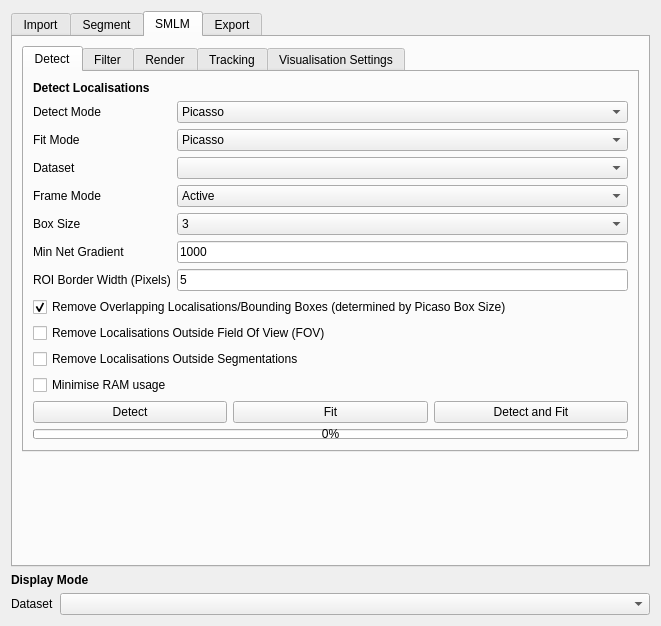
The window that src/moltrack/GUI/widget_ui.ui (piedrro/napari-moltrack) describes before a commit, drawn with Qt 5.
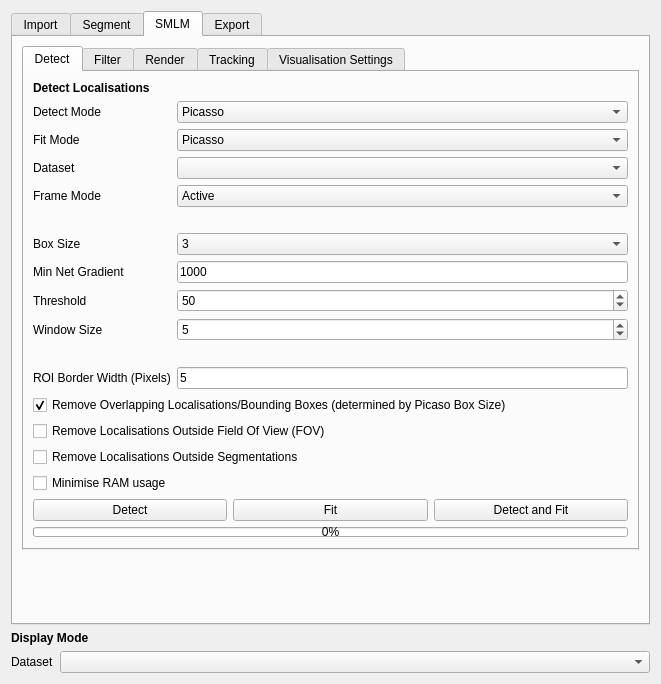
The same window after the commit. The open tabs and pages were chosen to show the change.

Commit message: added stormtracker detect

The edit to the form file:
```diff
--- a/src/moltrack/GUI/widget_ui.ui
+++ b/src/moltrack/GUI/widget_ui.ui
@@ -7,7 +7,7 @@
     <x>0</x>
     <y>0</y>
     <width>661</width>
-    <height>626</height>
+    <height>684</height>
    </rect>
   </property>
   <property name="windowTitle">
@@ -925,14 +925,85 @@
                </item>
               </widget>
              </item>
-             <item row="4" column="0">
-              <widget class="QLabel" name="label_28">
+             <item row="1" column="0">
+              <widget class="QLabel" name="label">
                <property name="text">
-                <string>Box Size</string>
+                <string>Fit Mode</string>
                </property>
               </widget>
              </item>
-             <item row="4" column="1">
+             <item row="1" column="1">
+              <widget class="QComboBox" name="smlm_fit_mode">
+               <item>
+                <property name="text">
+                 <string>Picasso</string>
+                </property>
+               </item>
+              </widget>
+             </item>
+             <item row="10" column="1">
+              <widget class="QLineEdit" name="picasso_roi_border_width">
+               <property name="text">
+                <string>5</string>
+               </property>
+              </widget>
+             </item>
+             <item row="10" column="0">
+              <widget class="QLabel" name="label_35">
+               <property name="text">
+                <string>ROI Border Width (Pixels)</string>
+               </property>
+              </widget>
+             </item>
+             <item row="8" column="1">
+              <widget class="QSpinBox" name="stormtracker_window_size">
+               <property name="maximum">
+                <number>100</number>
+               </property>
+               <property name="value">
+                <number>5</number>
+               </property>
+              </widget>
+             </item>
+             <item row="8" column="0">
+              <widget class="QLabel" name="stormtracker_window_size_label">
+               <property name="text">
+                <string>Window Size</string>
+               </property>
+              </widget>
+             </item>
+             <item row="7" column="1">
+              <widget class="QSpinBox" name="stormtracker_threshold">
+               <property name="maximum">
+                <number>255</number>
+               </property>
+               <property name="value">
+                <number>50</number>
+               </property>
+              </widget>
+             </item>
+             <item row="7" column="0">
+              <widget class="QLabel" name="stormtracker_threshold_label">
+               <property name="text">
+                <string>Threshold</string>
+               </property>
+              </widget>
+             </item>
+             <item row="6" column="1">
+              <widget class="QLineEdit" name="picasso_min_net_gradient">
+               <property name="text">
+                <string>1000</string>
+               </property>
+              </widget>
+             </item>
+             <item row="6" column="0">
+              <widget class="QLabel" name="picasso_min_net_gradient_label">
+               <property name="text">
+                <string>Min Net Gradient</string>
+               </property>
+              </widget>
+             </item>
+             <item row="5" column="1">
               <widget class="QComboBox" name="picasso_box_size">
                <property name="currentIndex">
                 <number>0</number>
@@ -975,49 +1046,26 @@
               </widget>
              </item>
              <item row="5" column="0">
+              <widget class="QLabel" name="picasso_box_size_label">
+               <property name="text">
+                <string>Box Size</string>
+               </property>
+              </widget>
+             </item>
+             <item row="4" column="0">
+              <widget class="QLabel" name="label_4">
+               <property name="text">
+                <string/>
+               </property>
+              </widget>
+             </item>
+             <item row="9" column="0">
               <widget class="QLabel" name="label_5">
                <property name="text">
-                <string>Min Net Gradient</string>
+                <string/>
                </property>
               </widget>
              </item>
-             <item row="5" column="1">
-              <widget class="QLineEdit" name="picasso_min_net_gradient">
-               <property name="text">
-                <string>1000</string>
-               </property>
-              </widget>
-             </item>
-             <item row="6" column="0">
-              <widget class="QLabel" name="label_35">
-               <property name="text">
-                <string>ROI Border Width (Pixels)</string>
-               </property>
-              </widget>
-             </item>
-             <item row="6" column="1">
-              <widget class="QLineEdit" name="picasso_roi_border_width">
-               <property name="text">
-                <string>5</string>
-               </property>
-              </widget>
-             </item>
-             <item row="1" column="0">
-              <widget class="QLabel" name="label">
-               <property name="text">
-                <string>Fit Mode</string>
-               </property>
-              </widget>
-             </item>
-             <item row="1" column="1">
-              <widget class="QComboBox" name="smlm_fit_mode">
-               <item>
-                <property name="text">
-                 <string>Picasso</string>
-                </property>
-               </item>
-              </widget>
-             </item>
             </layout>
            </item>
            <item>
```
Left out of the diff: 2 changed lines with no effect on the pictures. The commit also changes 4 other files.
